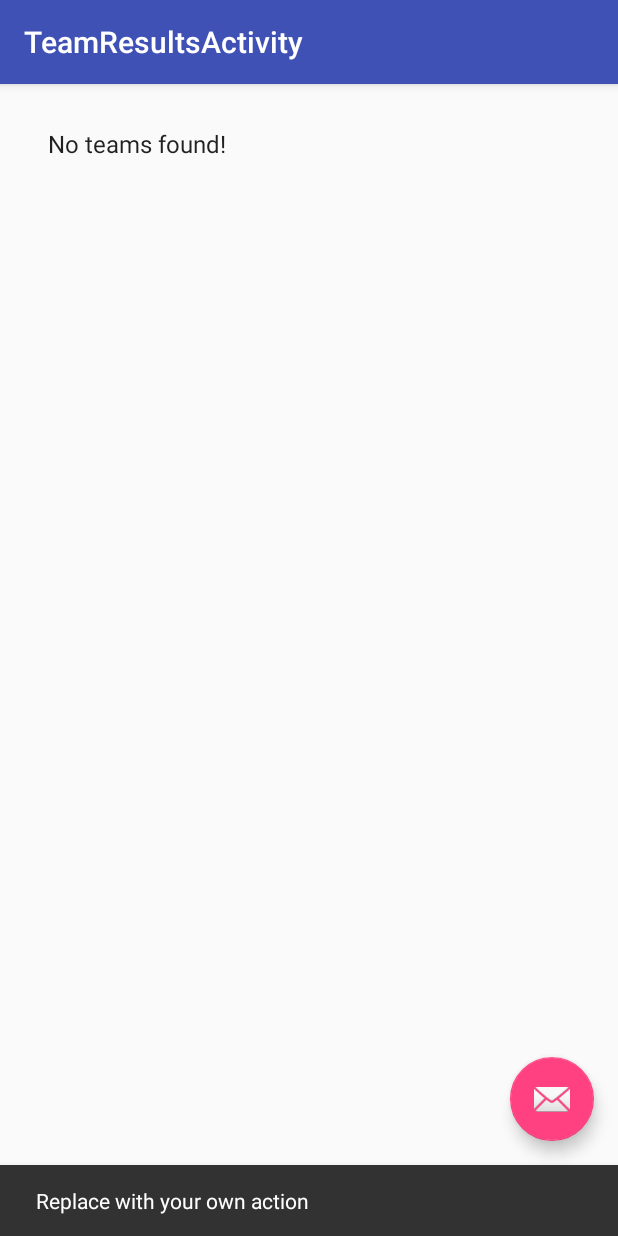
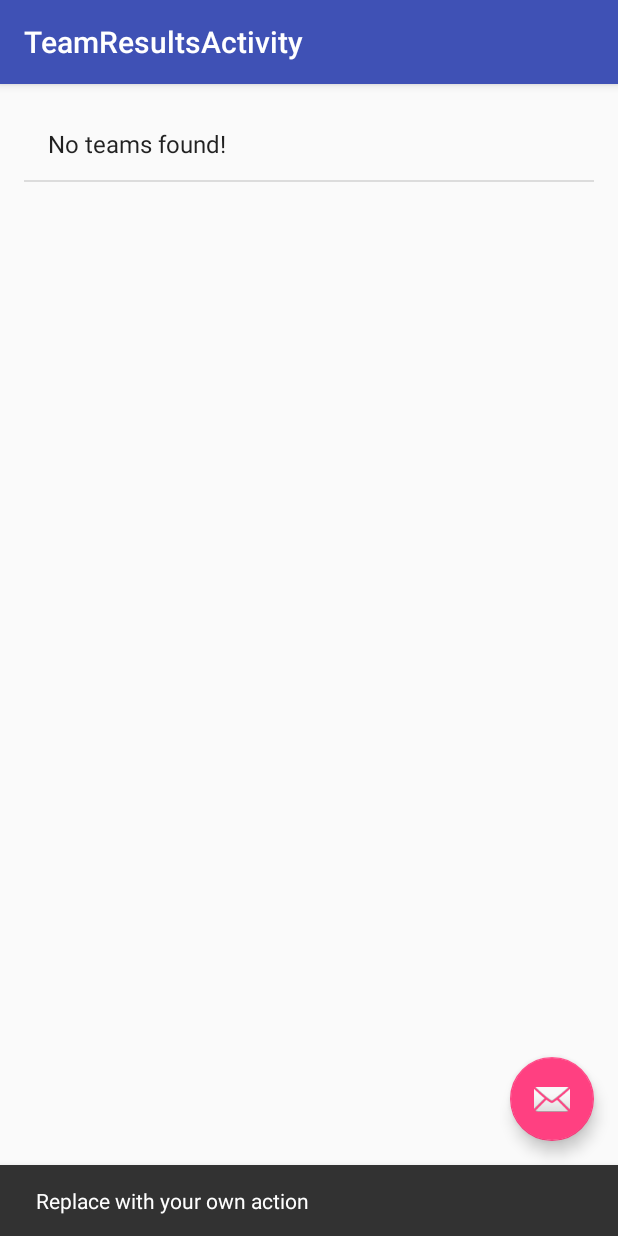
Before and after one commit to tommil121/FantasyFootballTeams, an Android app: the TeamResultsActivity screen opened directly, with no data from a screen before it, after a tap on an icon or button, on a phone screen of 412 x 824 dp. Run offline under Robolectric (Android 15) with nearby library versions, the phone set to English and light mode, and no system bars.

```diff
--- a/app/src/main/java/com/example/tom/fantasyfootballteams/MainActivity.java
+++ b/app/src/main/java/com/example/tom/fantasyfootballteams/MainActivity.java
@@ -55,12 +55,15 @@ public class MainActivity extends AppCompatActivity {
         // as you specify a parent activity in AndroidManifest.xml.
         switch (item.getItemId()) {
 
+            //set intent of menu to navigate to main_activity
             case R.id.menu_home:
+
                 intent = new Intent(this, MainActivity.class);
 
                 startActivity(intent);
                 return true;
 
+            //set intent of menu to navigate to create_team_activity
             case R.id.menu_create_team:
 
                 intent = new Intent(this, CreateTeamActivity.class);
@@ -68,6 +71,7 @@ public class MainActivity extends AppCompatActivity {
 
                 return true;
 
+            //set intent of menu to navigate to add_player_activity
             case R.id.menu_add_player:
 
                 intent = new Intent(this, add_player.class);
--- a/app/src/main/java/com/example/tom/fantasyfootballteams/TeamResultsActivity.java
+++ b/app/src/main/java/com/example/tom/fantasyfootballteams/TeamResultsActivity.java
@@ -6,16 +6,21 @@ import android.support.design.widget.Snackbar;
 import android.support.v7.app.AppCompatActivity;
 import android.support.v7.widget.Toolbar;
 import android.view.View;
+import android.widget.AdapterView;
 import android.widget.ArrayAdapter;
 import android.widget.ListAdapter;
 import android.widget.ListView;
+import android.widget.Toast;
 
 public class TeamResultsActivity extends AppCompatActivity {
 
+    //an array of team data
     private Team [] teamData;
 
     DBHandler dbHandler;
 
+    //responsible for turning data into list items
+    //that our activity can use
     ListAdapter adapter;
 
     @Override
@@ -32,13 +37,27 @@ public class TeamResultsActivity extends AppCompatActivity {
         if (teamData != null){
             adapter = new TeamResultsAdapter(this, teamData);
         } else {
+            //Set out List Adpater to an ArrayAdapter which converts array
+            // to List Items, in this case List Items are Strings
             adapter = new ArrayAdapter<String>(this, android.R.layout.simple_list_item_1, noTeams);
         }
 
-        ListView listView = (ListView) findViewById(R.id.teamListView);
+        //create ListView object
+        ListView teamListView = (ListView) findViewById(R.id.teamListView);
 
-        listView.setAdapter(adapter);
+        //set adapater on teamListView
+        teamListView.setAdapter(adapter);
 
+        //create listener to generate the Team ToString on user tap
+        teamListView.setOnItemClickListener(
+                new AdapterView.OnItemClickListener() {
+                    @Override
+                    public void onItemClick(AdapterView<?> parent, View view, int position, long id) {
+                        String name = String.valueOf(parent.getItemAtPosition(position));
+                        Toast.makeText(TeamResultsActivity.this, name, Toast.LENGTH_LONG).show();
+                    }
+                }
+        );
         Toolbar toolbar = (Toolbar) findViewById(R.id.toolbar);
         setSupportActionBar(toolbar);
 
--- a/app/src/main/res/layout/content_team_results.xml
+++ b/app/src/main/res/layout/content_team_results.xml
@@ -14,8 +14,8 @@
         android:layout_width="wrap_content"
         android:layout_height="wrap_content"
         android:id="@+id/teamListView"
-        android:layout_alignParentTop="true"
-        android:layout_alignParentLeft="true"
-        android:layout_alignParentStart="true" />
+        android:layout_alignParentBottom="true"
+        android:layout_alignParentStart="true"
+        android:layout_alignParentTop="true" />
 
 </RelativeLayout>
--- a/app/src/main/res/values/strings.xml
+++ b/app/src/main/res/values/strings.xml
@@ -37,6 +37,6 @@
         <item>Safety</item>
     </string-array>
     <string name="title_activity_team_results">TeamResultsActivity</string>
-    <string name="view_your_team_button">View Your Team</string>
+    <string name="view_your_team_button">View Teams</string>
 
 </resources>
```
Also changed, not shown: app/src/main/java/com/example/tom/fantasyfootballteams/Team.java (+3 -5 lines), app/src/main/java/com/example/tom/fantasyfootballteams/TeamResultsAdapter.java (+11 -0 lines), app/src/main/res/layout/custom_team_row.xml (+14 -4 lines).
